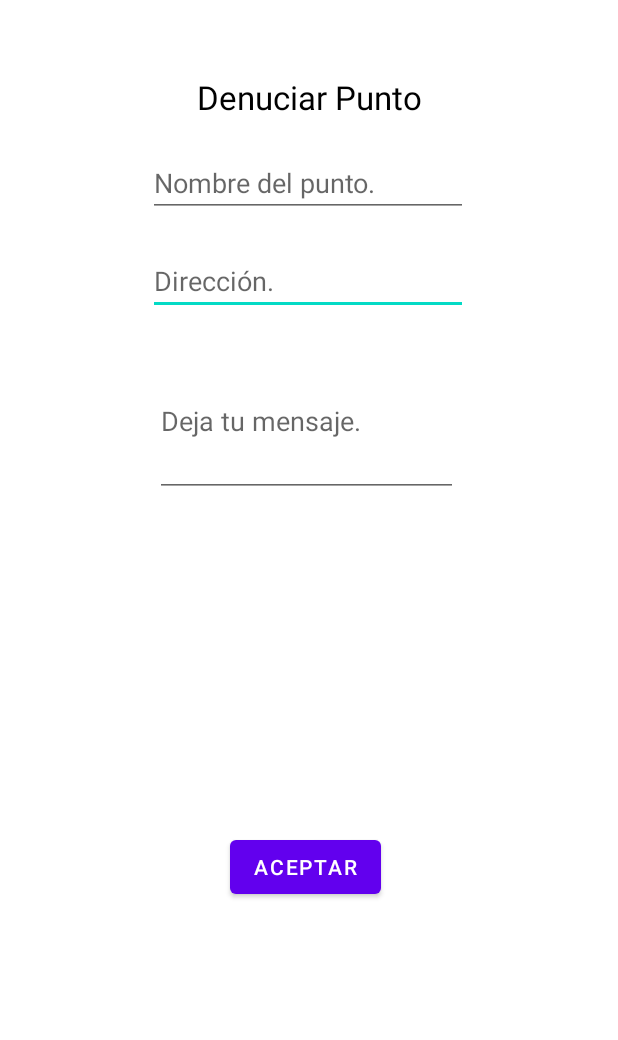
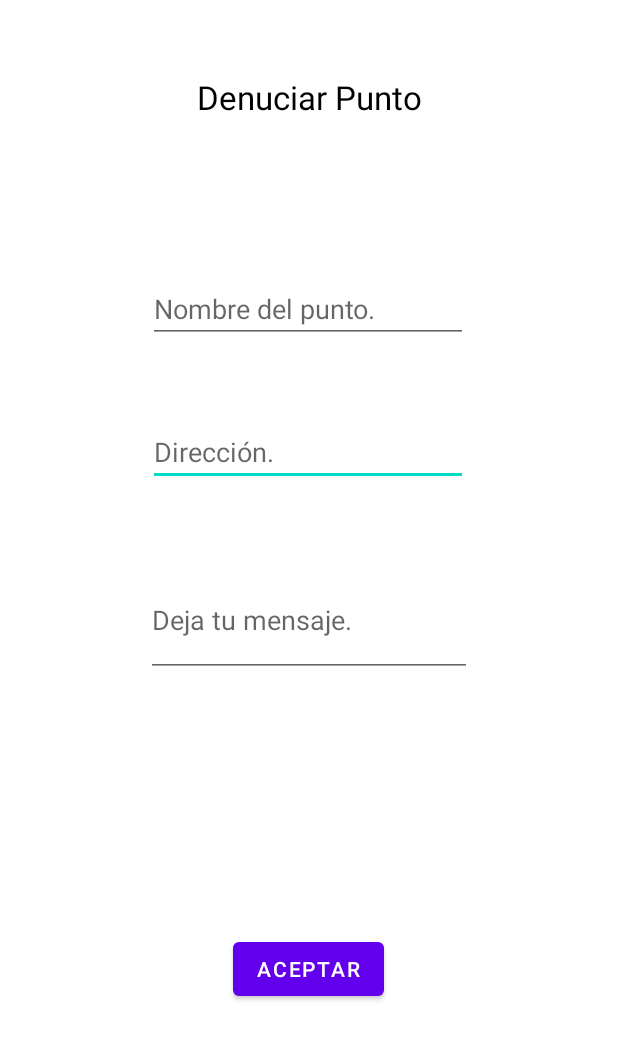
Before and after one commit to joseDavidson/recycleit3, an Android app: the layout denunciarpunto.xml on its own in the app's theme, with its tools: preview values and no code run, on a phone screen of 412 x 824 dp. Shown: the top 1040 px of the screen. Run offline under Robolectric (Android 15) with nearby library versions, the phone set to English and light mode, and no system bars.

Commit message:
ajustando layouts y el input mensaje de denunciar punto

```diff
--- a/app/src/main/res/layout/denunciarpunto.xml
+++ b/app/src/main/res/layout/denunciarpunto.xml
@@ -3,8 +3,7 @@
     xmlns:app="http://schemas.android.com/apk/res-auto"
     xmlns:tools="http://schemas.android.com/tools"
     android:layout_width="match_parent"
-    android:layout_height="match_parent"
-    android:background="?android:attr/colorBackgroundCacheHint">
+    android:layout_height="match_parent">
 
     <TextView
         android:id="@+id/txtTituloDenuncia"
@@ -22,7 +21,7 @@
         android:id="@+id/editTextTextPersonName3"
         android:layout_width="wrap_content"
         android:layout_height="wrap_content"
-        android:layout_marginTop="20dp"
+        android:layout_marginTop="50dp"
         android:ems="10"
         android:hint="@string/etxtDireccion"
         android:inputType="textPersonName"
@@ -35,11 +34,10 @@
         android:id="@+id/etxtdireccion"
         android:layout_width="wrap_content"
         android:layout_height="wrap_content"
-        android:layout_marginTop="20dp"
+        android:layout_marginTop="104dp"
         android:ems="10"
         android:hint="@string/etxtNombrePunto"
         android:inputType="textPersonName"
-        android:textAllCaps="false"
         app:layout_constraintEnd_toEndOf="@+id/txtTituloDenuncia"
         app:layout_constraintHorizontal_bias="0.525"
         app:layout_constraintStart_toStartOf="@+id/txtTituloDenuncia"
@@ -47,14 +45,12 @@
 
     <EditText
         android:id="@+id/editTextTextPersonName4"
-        android:layout_width="202dp"
-        android:layout_height="101dp"
-        android:layout_marginTop="20dp"
+        android:layout_width="217dp"
+        android:layout_height="75dp"
+        android:layout_marginTop="52dp"
         android:ems="10"
         android:hint="@string/DejaTuMensaje"
-        android:inputType="textMultiLine"
-        android:lines="6"
-        android:maxLines="6"
+        android:inputType="textPersonName"
         app:layout_constraintEnd_toEndOf="@+id/editTextTextPersonName3"
         app:layout_constraintHorizontal_bias="0.428"
         app:layout_constraintStart_toStartOf="@+id/editTextTextPersonName3"
@@ -64,13 +60,12 @@
         android:id="@+id/btnAceptarDenunciarPunto"
         android:layout_width="wrap_content"
         android:layout_height="wrap_content"
-        android:layout_marginTop="20dp"
-        android:layout_marginBottom="20dp"
+        android:layout_marginTop="116dp"
+        android:layout_marginBottom="100dp"
         android:text="@string/btnAceptar"
         app:layout_constraintBottom_toBottomOf="parent"
         app:layout_constraintEnd_toEndOf="@+id/editTextTextPersonName4"
         app:layout_constraintHorizontal_bias="0.496"
         app:layout_constraintStart_toStartOf="@+id/editTextTextPersonName4"
         app:layout_constraintTop_toBottomOf="@+id/editTextTextPersonName4" />
-
 </androidx.constraintlayout.widget.ConstraintLayout>
```
